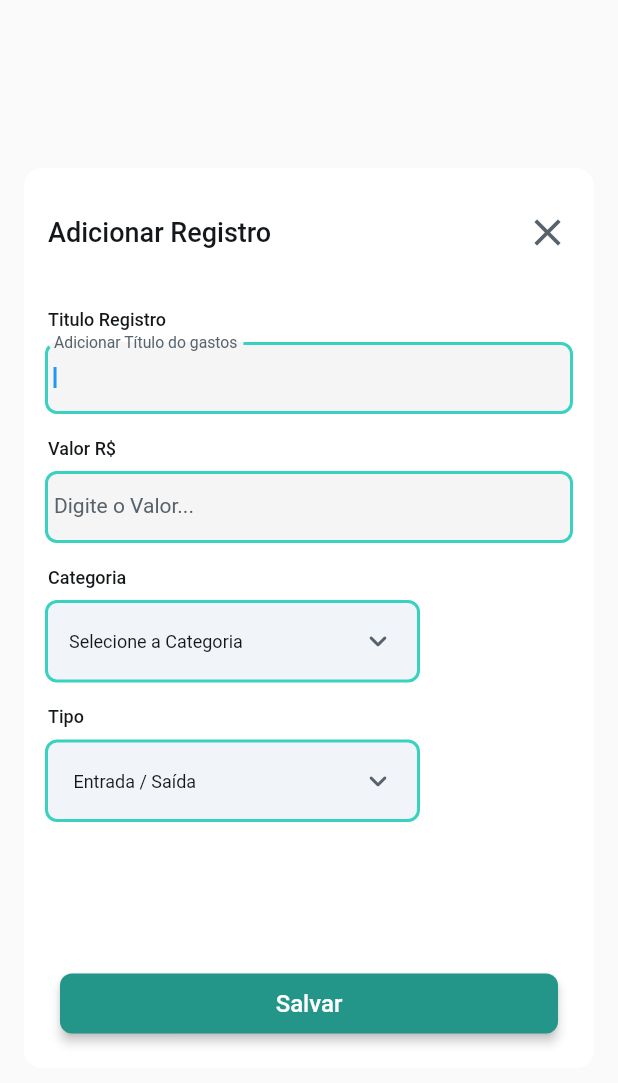
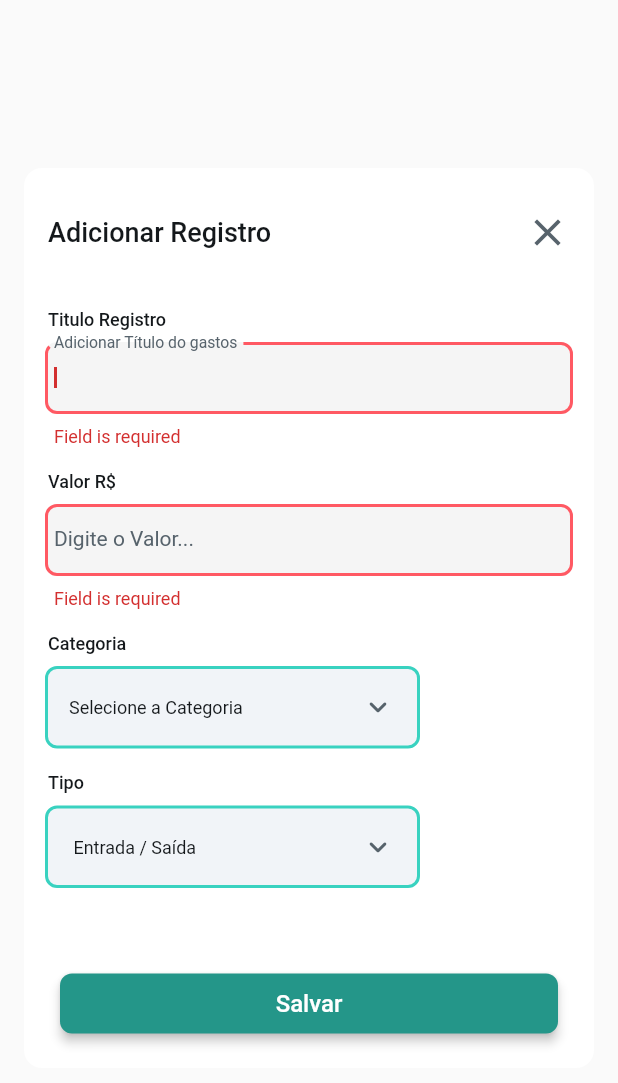
Before and after one commit to Hozenyth/FinanceApp, a Flutter app: the AddFinanceRegistrationWidget widget shown alone on an empty page, opened directly, after a tap on "Salvar", on a phone screen of 412 x 824 dp. Shown: the top 1083 px of the screen. Run offline on Flutter 3.47's test engine with Material 3 defaults, Android fonts, the phone set to English and light mode, and no system bars; drawn by our look-alikes of auto_size_text; our stand-ins replace cached_network_image, data_table_2, dropdown_button2, flutter_animate, font_awesome_flutter, from_css_color and 8 more; missing offline and left inert: json_path; accounts and stored records are empty; network calls fail; Roboto replaces fonts that are missing (Readex Pro); statements that could not run were skipped.

Commit message:
Updating  finance registration

```diff
--- a/lib/components/add_finance_registration_model.dart
+++ b/lib/components/add_finance_registration_model.dart
@@ -14,11 +14,28 @@ class AddFinanceRegistrationModel
   TextEditingController? addDescriptionTextController;
   String? Function(BuildContext, String?)?
       addDescriptionTextControllerValidator;
+  String? _addDescriptionTextControllerValidator(
+      BuildContext context, String? val) {
+    if (val == null || val.isEmpty) {
+      return 'Field is required';
+    }
+
+    return null;
+  }
+
   // State field(s) for AddValue widget.
   FocusNode? addValueFocusNode;
   TextEditingController? addValueTextController;
-  final addValueMask = MaskTextInputFormatter(mask: '##.##.####');
+  final addValueMask = MaskTextInputFormatter(mask: '###.###.##');
   String? Function(BuildContext, String?)? addValueTextControllerValidator;
+  String? _addValueTextControllerValidator(BuildContext context, String? val) {
+    if (val == null || val.isEmpty) {
+      return 'Field is required';
+    }
+
+    return null;
+  }
+
   // State field(s) for DropDownCategory widget.
   String? dropDownCategoryValue;
   FormFieldController<String>? dropDownCategoryValueController;
@@ -27,7 +44,11 @@ class AddFinanceRegistrationModel
   FormFieldController<String>? dropDownTypeValueController;
 
   @override
-  void initState(BuildContext context) {}
+  void initState(BuildContext context) {
+    addDescriptionTextControllerValidator =
+        _addDescriptionTextControllerValidator;
+    addValueTextControllerValidator = _addValueTextControllerValidator;
+  }
 
   @override
   void dispose() {
--- a/lib/components/add_finance_registration_widget.dart
+++ b/lib/components/add_finance_registration_widget.dart
@@ -1,3 +1,5 @@
+import '/auth/supabase_auth/auth_util.dart';
+import '/backend/supabase/supabase.dart';
 import '/flutter_flow/flutter_flow_drop_down.dart';
 import '/flutter_flow/flutter_flow_theme.dart';
 import '/flutter_flow/flutter_flow_util.dart';
@@ -131,7 +133,7 @@ class _AddFinanceRegistrationWidgetState
                     ),
                     child: Form(
                       key: _model.formKey,
-                      autovalidateMode: AutovalidateMode.disabled,
+                      autovalidateMode: AutovalidateMode.always,
                       child: Column(
                         mainAxisSize: MainAxisSize.max,
                         crossAxisAlignment: CrossAxisAlignment.start,
@@ -293,7 +295,9 @@ class _AddFinanceRegistrationWidgetState
                                     fontFamily: 'Readex Pro',
                                     letterSpacing: 0.0,
                                   ),
-                              keyboardType: TextInputType.number,
+                              keyboardType:
+                                  const TextInputType.numberWithOptions(
+                                      decimal: true),
                               validator: _model.addValueTextControllerValidator
                                   .asValidator(context),
                               inputFormatters: [_model.addValueMask],
@@ -319,8 +323,29 @@ class _AddFinanceRegistrationWidgetState
                             child: FlutterFlowDropDown<String>(
                               controller:
                                   _model.dropDownCategoryValueController ??=
-                                      FormFieldController<String>(null),
-                              options: const ['Option 1'],
+                                      FormFieldController<String>(
+                                _model.dropDownCategoryValue ??= '',
+                              ),
+                              options: List<String>.from([
+                                'Supermercado',
+                                'Academia',
+                                'Farmácia',
+                                'Delivery',
+                                'Capacitação',
+                                'Bar',
+                                'Aluguel',
+                                'Salário'
+                              ]),
+                              optionLabels: const [
+                                'Supermercado',
+                                'Academia',
+                                'Farmácia',
+                                'Delivery',
+                                'Capacitação',
+                                'Bar',
+                                'Aluguel',
+                                'Salário'
+                              ],
                               onChanged: (val) => setState(
                                   () => _model.dropDownCategoryValue = val),
                               width: 250.0,
@@ -449,8 +474,44 @@ class _AddFinanceRegistrationWidgetState
                       children: [
                         Expanded(
                           child: FFButtonWidget(
-                            onPressed: () {
-                              print('Button pressed ...');
+                            onPressed: () async {
+                              if (_model.formKey.currentState == null ||
+                                  !_model.formKey.currentState!.validate()) {
+                                return;
+                              }
+                              if (_model.dropDownCategoryValue == null) {
+                                return;
+                              }
+                              if (_model.dropDownTypeValue == null) {
+                                return;
+                              }
+                              await FinanceRegistrationTable().insert({
+                                'description':
+                                    _model.addDescriptionTextController.text,
+                                'category': _model.dropDownCategoryValue,
+                                'type': _model.dropDownTypeValue,
+                                'value': double.tryParse(
+                                    _model.addValueTextController.text),
+                                'user_id': currentUserUid,
+                              });
+                              await showDialog(
+                                context: context,
+                                builder: (alertDialogContext) {
+                                  return AlertDialog(
+                                    title: const Text('Tudo certo!'),
+                                    content:
+                                        const Text('Seu registro foi adicionado'),
+                                    actions: [
+                                      TextButton(
+                                        onPressed: () =>
+                                            Navigator.pop(alertDialogContext),
+                                        child: const Text('Ok'),
+                                      ),
+                                    ],
+                                  );
+                                },
+                              );
+                              Navigator.pop(context);
                             },
                             text: 'Salvar',
                             options: FFButtonOptions(
--- a/lib/flutter_flow/flutter_flow_util.dart
+++ b/lib/flutter_flow/flutter_flow_util.dart
@@ -90,10 +90,18 @@ String formatNumber(
           formattedValue = NumberFormat.decimalPattern().format(value);
           break;
         case DecimalType.periodDecimal:
-          formattedValue = NumberFormat.decimalPattern('en_US').format(value);
+          if (currency != null) {
+            formattedValue = NumberFormat('#,##0.00', 'en_US').format(value);
+          } else {
+            formattedValue = NumberFormat.decimalPattern('en_US').format(value);
+          }
           break;
         case DecimalType.commaDecimal:
-          formattedValue = NumberFormat.decimalPattern('es_PA').format(value);
+          if (currency != null) {
+            formattedValue = NumberFormat('#,##0.00', 'es_PA').format(value);
+          } else {
+            formattedValue = NumberFormat.decimalPattern('es_PA').format(value);
+          }
           break;
       }
       break;
--- a/lib/main.dart
+++ b/lib/main.dart
@@ -7,7 +7,7 @@ import 'auth/supabase_auth/supabase_user_provider.dart';
 import 'auth/supabase_auth/auth_util.dart';
 
 import '/backend/supabase/supabase.dart';
-import 'flutter_flow/flutter_flow_theme.dart';
+import '/flutter_flow/flutter_flow_theme.dart';
 import 'flutter_flow/flutter_flow_util.dart';
 import 'flutter_flow/nav/nav.dart';
 
--- a/lib/pages/home_page/home_page_model.dart
+++ b/lib/pages/home_page/home_page_model.dart
@@ -13,5 +13,7 @@ class HomePageModel extends FlutterFlowModel<HomePageWidget> {
   void initState(BuildContext context) {}
 
   @override
-  void dispose() {}
+  void dispose() {
+    paginatedDataTableController.dispose();
+  }
 }
--- a/pubspec.yaml
+++ b/pubspec.yaml
@@ -75,7 +75,6 @@ dependencies:
   webview_flutter_platform_interface: 2.10.0
   webview_flutter_wkwebview: 3.12.0
 
-
   # The following adds the Cupertino Icons font to your application.
   # Use with the CupertinoIcons class for iOS style icons.
   cupertino_icons: ^1.0.0
@@ -88,7 +87,6 @@ dependency_overrides:
 dev_dependencies:
   flutter_lints: 4.0.0
   lints: 4.0.0
-
   flutter_test:
     sdk: flutter
 
```
